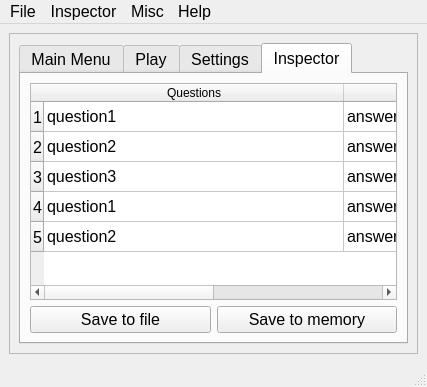
The window that v2/ui-files/main.ui (LuuppiChan/luupycards) describes before a commit, drawn with Qt 5.
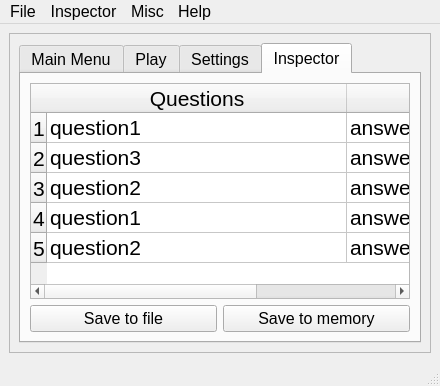
The same window after the commit. The open tabs and pages were chosen to show the change. Icons and pictures are not drawn.

```diff
--- a/v2/ui-files/main.ui
+++ b/v2/ui-files/main.ui
@@ -6,8 +6,8 @@
    <rect>
     <x>0</x>
     <y>0</y>
-    <width>427</width>
-    <height>387</height>
+    <width>440</width>
+    <height>386</height>
    </rect>
   </property>
   <property name="font">
@@ -43,8 +43,8 @@
         <rect>
          <x>0</x>
          <y>0</y>
-         <width>411</width>
-         <height>310</height>
+         <width>424</width>
+         <height>309</height>
         </rect>
        </property>
        <layout class="QGridLayout" name="gridLayout_11">
@@ -1052,6 +1052,11 @@
                 <verstretch>0</verstretch>
                </sizepolicy>
               </property>
+              <property name="font">
+               <font>
+                <pointsize>16</pointsize>
+               </font>
+              </property>
               <property name="acceptDrops">
                <bool>false</bool>
               </property>
@@ -1064,6 +1069,9 @@
               <property name="frameShape">
                <enum>QFrame::StyledPanel</enum>
               </property>
+              <property name="frameShadow">
+               <enum>QFrame::Sunken</enum>
+              </property>
               <property name="editTriggers">
                <set>QAbstractItemView::AnyKeyPressed|QAbstractItemView::DoubleClicked|QAbstractItemView::EditKeyPressed</set>
               </property>
@@ -1074,11 +1082,26 @@
                <bool>true</bool>
               </property>
               <property name="dragDropMode">
-               <enum>QAbstractItemView::NoDragDrop</enum>
+               <enum>QAbstractItemView::DragDrop</enum>
+              </property>
+              <property name="defaultDropAction">
+               <enum>Qt::MoveAction</enum>
+              </property>
+              <property name="alternatingRowColors">
+               <bool>false</bool>
               </property>
               <property name="selectionMode">
                <enum>QAbstractItemView::ExtendedSelection</enum>
               </property>
+              <property name="verticalScrollMode">
+               <enum>QAbstractItemView::ScrollPerPixel</enum>
+              </property>
+              <property name="horizontalScrollMode">
+               <enum>QAbstractItemView::ScrollPerPixel</enum>
+              </property>
+              <property name="sortingEnabled">
+               <bool>false</bool>
+              </property>
               <attribute name="horizontalHeaderCascadingSectionResizes">
                <bool>true</bool>
               </attribute>
@@ -1138,22 +1161,22 @@
               </item>
               <item row="1" column="0">
                <property name="text">
-                <string>question2</string>
+                <string>question3</string>
                </property>
               </item>
               <item row="1" column="1">
                <property name="text">
-                <string>answer2a</string>
+                <string>answer3a;answer3b;answer3c</string>
                </property>
               </item>
               <item row="2" column="0">
                <property name="text">
-                <string>question3</string>
+                <string>question2</string>
                </property>
               </item>
               <item row="2" column="1">
                <property name="text">
-                <string>answer3a;answer3b;answer3c</string>
+                <string>answer2a</string>
                </property>
               </item>
               <item row="3" column="0">
@@ -1228,7 +1251,7 @@
     <rect>
      <x>0</x>
      <y>0</y>
-     <width>427</width>
+     <width>440</width>
      <height>33</height>
     </rect>
    </property>
```
Left out of the diff: 6 changed lines with no effect on the pictures.
